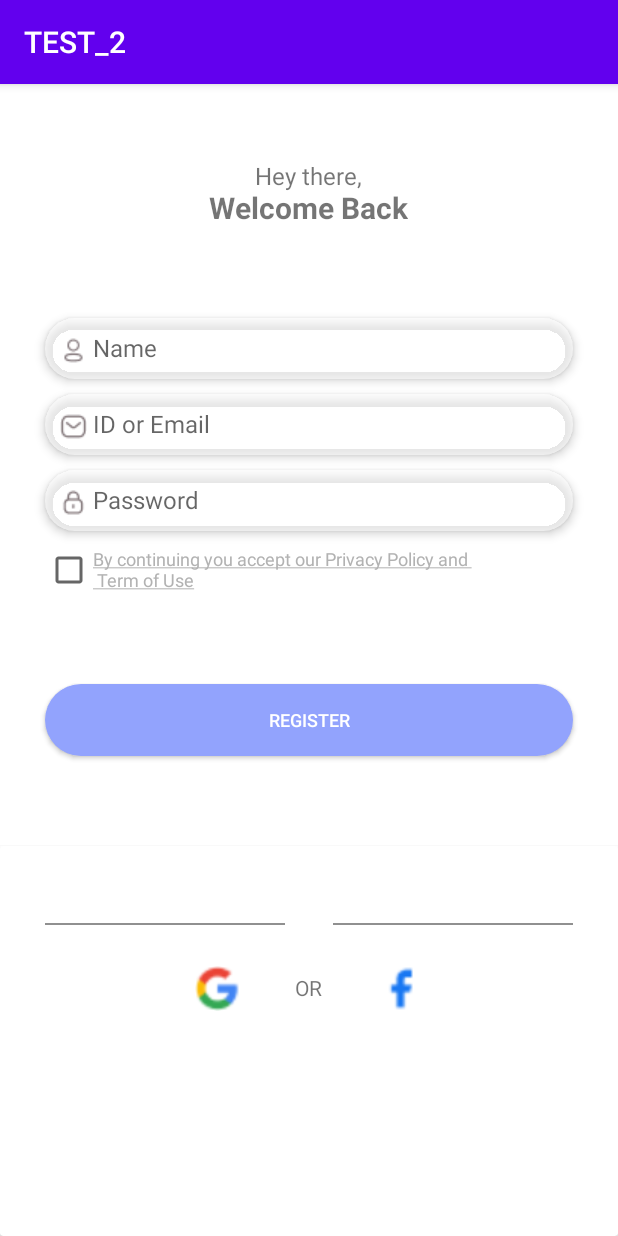
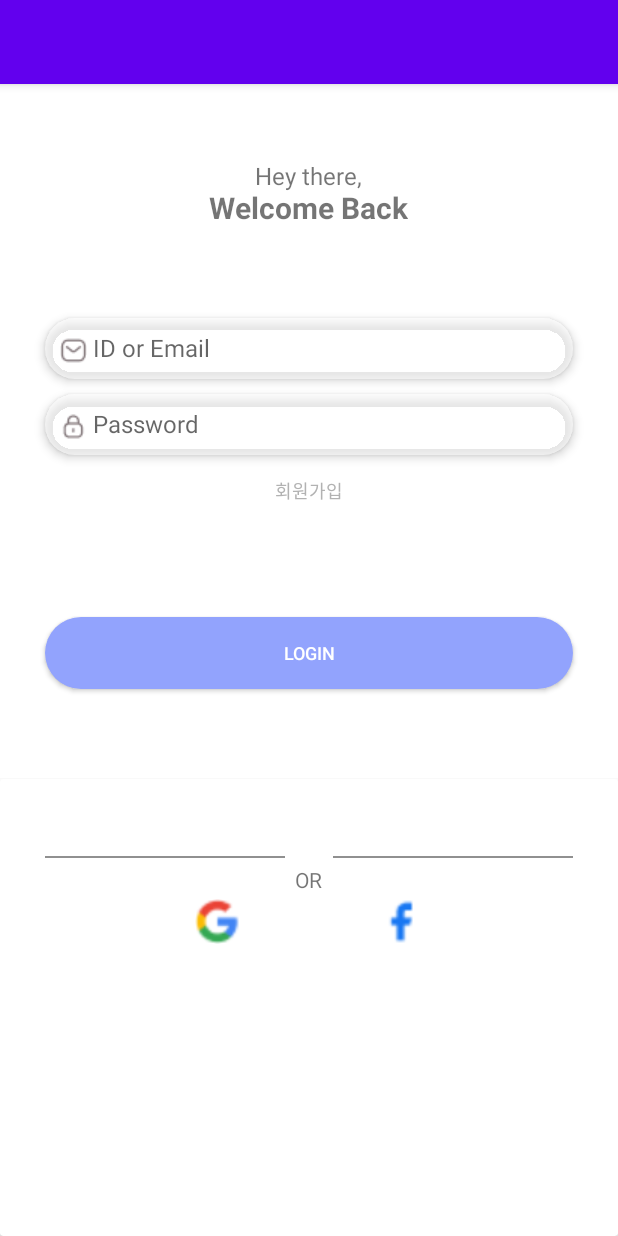
Before and after one commit to coque0414/HealthApp, an Android app: the screen it shows after launch (MainActivity), on a phone screen of 412 x 824 dp. Run offline under Robolectric (Android 15) with nearby library versions, the light colour scheme and no system bars; our stand-ins replace Room's generated code.

Commit message:
register and login 고침

```diff
--- a/app/src/main/AndroidManifest.xml
+++ b/app/src/main/AndroidManifest.xml
@@ -7,7 +7,7 @@
         android:dataExtractionRules="@xml/data_extraction_rules"
         android:fullBackupContent="@xml/backup_rules"
         android:icon="@mipmap/ic_launcher"
-        android:label="@string/app_name"
+        android:label=""
         android:roundIcon="@mipmap/ic_launcher_round"
         android:supportsRtl="true"
         android:theme="@style/Theme.Mobile_program"
--- a/app/src/main/java/com/example/mobile_program/MainActivity.java
+++ b/app/src/main/java/com/example/mobile_program/MainActivity.java
@@ -1,23 +1,15 @@
 package com.example.mobile_program;
 
 import android.content.Intent;
-import android.graphics.Paint;
-import android.os.AsyncTask;
 import android.os.Build;
 import android.os.Bundle;
 import android.text.Html;
-import android.view.View;
 import android.widget.Button;
-import android.widget.CheckBox;
 import android.widget.EditText;
 import android.widget.TextView;
 import android.widget.Toast;
 
-import androidx.activity.EdgeToEdge;
 import androidx.appcompat.app.AppCompatActivity;
-import androidx.core.graphics.Insets;
-import androidx.core.view.ViewCompat;
-import androidx.core.view.WindowInsetsCompat;
 import androidx.room.Room;
 
 import java.util.concurrent.ExecutorService;
@@ -25,14 +17,12 @@ import java.util.concurrent.Executors;
 
 public class MainActivity extends AppCompatActivity {
 
-    public EditText editText_person;
-    public EditText editTextEmail;
+    public EditText editTextID;
     public EditText editTextPassword;
+    public Button button_register;
     public Button button_Login;
-    public CheckBox check;
     public USER_DB db;
     private ExecutorService executorService;
-
 
     @Override
     protected void onCreate(Bundle savedInstanceState) {
@@ -44,64 +34,60 @@ public class MainActivity extends AppCompatActivity {
             textView.setText(Html.fromHtml(getString(R.string.combined_text), Html.FROM_HTML_MODE_COMPACT));
         }
 
-        Button button = (Button) findViewById(R.id.check);
-        button.setPaintFlags(button.getPaintFlags() | Paint.UNDERLINE_TEXT_FLAG);
-
-        editText_person = findViewById(R.id.editText_person);
-        editTextEmail = findViewById(R.id.editTextEmail);
+        editTextID = findViewById(R.id.editTextID);
         editTextPassword = findViewById(R.id.editTextPassword);
+        button_register = findViewById(R.id.button_register);
         button_Login = findViewById(R.id.button_Login);
-        check = findViewById(R.id.check);
-
-        db = Room.databaseBuilder(this, USER_DB.class, "USER_DB").allowMainThreadQueries().build();
+        db = Room.databaseBuilder(this, USER_DB.class, "USER_DB")
+                .fallbackToDestructiveMigration()
+                .build();
         executorService = Executors.newSingleThreadExecutor();
 
-        button_Login.setOnClickListener(v -> registerUser());
-    }
-    private void registerUser() {
-        String name = editText_person.getText().toString().trim();
-        String email = editTextEmail.getText().toString().trim();
-        String password = editTextPassword.getText().toString().trim();
+        button_register.setOnClickListener(view -> {
+            Intent intent = new Intent(MainActivity.this, MainActivity2.class);
+            startActivity(intent);
+        });
 
-        if (name.isEmpty()) {
-            editText_person.setError("이름을 입력해주세요");
-            editText_person.requestFocus();
-            return;
-        }
+        button_Login.setOnClickListener(view -> {
+            String id = editTextID.getText().toString().trim();
+            String password = editTextPassword.getText().toString().trim();
 
-        if (email.isEmpty()) {
-            editTextEmail.setError("아이디를 입력해주세요");
-            editTextEmail.requestFocus();
-            return;
-        }
+            if (id.isEmpty()) {
+                Toast.makeText(MainActivity.this, "아이디를 입력해주세요", Toast.LENGTH_SHORT).show();
+                return;
+            }
 
-        if (password.isEmpty()) {
-            editTextPassword.setError("비밀번호를 입력해주세요");
-            editTextPassword.requestFocus();
-            return;
-        }
+            if (password.isEmpty()) {
+                Toast.makeText(MainActivity.this, "비밀번호를 입력해주세요", Toast.LENGTH_SHORT).show();
+                return;
+            }
 
-        if (!check.isChecked()) {
-            Toast.makeText(this, "회원가입을 위해 체크박스를 선택해주세요", Toast.LENGTH_SHORT).show();
-            return;
-        }
+            executorService.execute(() -> {
+                int userCount = db.userDao().checkUserExists(id);
+                if (userCount == 0) {
+                    runOnUiThread(() -> Toast.makeText(MainActivity.this, "아이디 또는 비밀번호가 잘못입력 되었다", Toast.LENGTH_SHORT).show());
+                    return;
+                }
 
-        executorService.execute(() -> {
-            int count = db.userDao().checkUserExists(email);
-            if (count > 0) {
-                runOnUiThread(() -> Toast.makeText(MainActivity.this, "이미 존재하는 아이디입니다.", Toast.LENGTH_SHORT).show());
-            } else {
-                USER_ENTITY newUser = new USER_ENTITY(email, password, name);
-                db.userDao().insertUser(newUser);
+                String storedPassword = db.userDao().getPassword(id);
+                if (!storedPassword.equals(password)) {
+                    runOnUiThread(() -> Toast.makeText(MainActivity.this, "아이디 또는 비밀번호가 잘못입력 되었다", Toast.LENGTH_SHORT).show());
+                    return;
+                }
+
+                // 로그인 상태 저장 (필요한 경우)
+                // 예를 들어, SharedPreferences를 사용하여 로그인 상태를 저장할 수 있음
+
                 runOnUiThread(() -> {
-                    Toast.makeText(MainActivity.this, "회원가입이 완료되었습니다.", Toast.LENGTH_SHORT).show();
+                    Toast.makeText(MainActivity.this, "로그인이 완료 되었습니다", Toast.LENGTH_SHORT).show();
+                    Intent intent = new Intent(MainActivity.this, MainActivity3.class);
+                    startActivity(intent);
+                });
+            });
+        });
 
-                    // MainActivity2로 이동
-                    Intent intent = new Intent(this, MainActivity4.class);
-                    startActivity(intent);
-                    finish(); // 현재 액티비티를 종료하여 백 스택에서 제거
-                });
-            }
-        });
     }
 }
+
+//        Button button = (Button) findViewById(R.id.check);
+//        button.setPaintFlags(button.getPaintFlags() | Paint.UNDERLINE_TEXT_FLAG);
--- a/app/src/main/java/com/example/mobile_program/MainActivity4.java
+++ b/app/src/main/java/com/example/mobile_program/MainActivity4.java
@@ -25,7 +25,7 @@ public class MainActivity4 extends AppCompatActivity implements SensorEventListe
     @Override
     protected void onCreate(Bundle savedInstanceState) {
         super.onCreate(savedInstanceState);
-        setContentView(R.layout.activity_main);
+        setContentView(R.layout.activity_main4);
 
         stepCounterTextView = findViewById(R.id.step_counter);
         sensorManager = (SensorManager) getSystemService(SENSOR_SERVICE);
--- a/app/src/main/java/com/example/mobile_program/USER_DB.java
+++ b/app/src/main/java/com/example/mobile_program/USER_DB.java
@@ -5,7 +5,7 @@ import androidx.room.Room;
 import androidx.room.RoomDatabase;
 import android.content.Context;
 
-@Database(entities = {USER_ENTITY.class, WalkingRecord.class}, version = 1)
+@Database(entities = {USER_ENTITY.class, WalkingRecord.class}, version = 2)
 public abstract class USER_DB extends RoomDatabase {
     public abstract USER_DAO userDao();
     public abstract WalkingRecordDao walkingRecordDao();
@@ -17,7 +17,8 @@ public abstract class USER_DB extends RoomDatabase {
             synchronized (USER_DB.class) {
                 if (INSTANCE == null) {
                     INSTANCE = Room.databaseBuilder(context.getApplicationContext(),
-                                    USER_DB.class, "app_database")
+                                    USER_DB.class, "USER_DB")
+                            .fallbackToDestructiveMigration() // 파괴적 마이그레이션 허용
                             .build();
                 }
             }
--- a/app/src/main/java/com/example/mobile_program/WalkingRecord.java
+++ b/app/src/main/java/com/example/mobile_program/WalkingRecord.java
@@ -10,15 +10,15 @@ import androidx.room.PrimaryKey;
         foreignKeys = @ForeignKey(
                 entity = USER_ENTITY.class,
                 parentColumns = "uid",
-                childColumns = "uid",
+                childColumns = "id",
                 onDelete = ForeignKey.CASCADE
         ),
-        indices = {@Index(value = "uid")}
+        indices = {@Index(value = "id")}
 )
 public class WalkingRecord {
     @PrimaryKey(autoGenerate = true)
+    public int No;
     public int id;
-    public int uid;
     public String datetime;
 
     @ColumnInfo(name = "Walking")
--- a/app/src/main/java/com/example/mobile_program/WalkingRecordDao.java
+++ b/app/src/main/java/com/example/mobile_program/WalkingRecordDao.java
@@ -9,6 +9,6 @@ public interface WalkingRecordDao {
     @Insert
     void insertWalkingRecord(WalkingRecord walkingRecord);
 
-    @Query("SELECT * FROM Walking_Record WHERE uid = :uid AND datetime = :date")
-    WalkingRecord getWalkingRecordByDate(int uid, String date);
+    @Query("SELECT * FROM Walking_Record WHERE id = :id AND datetime = :date")
+    WalkingRecord getWalkingRecordByDate(int id, String date);
 }
--- a/app/src/main/res/layout/activity_main.xml
+++ b/app/src/main/res/layout/activity_main.xml
@@ -29,39 +29,6 @@
         app:cardCornerRadius="20dp"
         app:cardElevation="4dp">
 
-        <ImageView
-            android:layout_width="wrap_content"
-            android:layout_height="wrap_content"
-            android:layout_gravity="center_vertical"
-            android:layout_marginStart="10dp"
-            android:layout_marginTop="1dp"
-            app:srcCompat="@drawable/person_1"
-            tools:ignore="ContentDescription" />
-
-        <EditText
-            android:id="@+id/editText_person"
-            android:layout_width="wrap_content"
-            android:layout_height="39dp"
-            android:layout_marginStart="22dp"
-            android:layout_marginTop="1dp"
-            android:background="@drawable/curve_bg"
-            android:hint="Name"
-            android:padding="10dp"
-            android:textSize="16sp"
-            tools:ignore="Autofill,HardcodedText,TextFields" />
-
-    </androidx.cardview.widget.CardView>
-
-    <androidx.cardview.widget.CardView
-        android:layout_width="match_parent"
-        android:layout_height="wrap_content"
-        android:layout_marginStart="30dp"
-        android:layout_marginTop="10dp"
-        android:layout_marginEnd="30dp"
-        app:cardBackgroundColor="#80FFFFFF"
-        app:cardCornerRadius="20dp"
-        app:cardElevation="4dp">
-
 
         <ImageView
             android:layout_width="wrap_content"
@@ -73,7 +40,7 @@
             tools:ignore="ContentDescription" />
 
         <EditText
-            android:id="@+id/editTextEmail"
+            android:id="@+id/editTextID"
             android:layout_width="wrap_content"
             android:layout_height="39dp"
             android:layout_marginStart="22dp"
@@ -119,19 +86,18 @@
             tools:ignore="Autofill,HardcodedText" />
     </androidx.cardview.widget.CardView>
 
-    <CheckBox
-        android:id="@+id/check"
+    <Button
+        android:id="@+id/button_register"
         android:layout_width="wrap_content"
         android:layout_height="wrap_content"
-        android:layout_marginStart="30dp"
-        android:layout_marginTop="10dp"
+        android:layout_gravity="center"
         android:background="@android:color/transparent"
-        android:gravity="left"
-        android:text="By continuing you accept our Privacy Policy and \n Term of Use"
+        android:gravity="center"
+        android:text="회원가입"
         android:textColor="#B2B2B2"
         android:textSize="12sp"
         android:textStyle="normal"
-        tools:ignore="HardcodedText,RtlHardcoded" />
+        tools:ignore="HardcodedText,SpUsage" />
 
     <android.widget.Button
         android:id="@+id/button_Login"
@@ -143,7 +109,7 @@
         android:layout_marginEnd="30dp"
         android:background="@drawable/curve_login"
         android:gravity="center"
-        android:text="Register"
+        android:text="Login"
         android:textColor="@color/white"
         android:textSize="12sp"
         android:textStyle="normal"
@@ -168,7 +134,7 @@
             android:layout_width="wrap_content"
             android:layout_height="wrap_content"
             android:layout_gravity="center"
-            android:layout_marginTop="-35dp"
+            android:layout_marginTop="-85dp"
             android:text="OR"
             android:textStyle="normal"
             tools:ignore="HardcodedText" />
--- a/app/src/main/res/layout/activity_main4.xml
+++ b/app/src/main/res/layout/activity_main4.xml
@@ -3,7 +3,7 @@
     xmlns:tools="http://schemas.android.com/tools"
     android:layout_width="match_parent"
     android:layout_height="match_parent"
-    tools:context=".MainActivity">
+    tools:context=".MainActivity4">
 
     <TextView
         android:id="@+id/step_counter"
```
Also changed, not shown: app/src/main/java/com/example/mobile_program/MainActivity2.java (+88 -5 lines), app/src/main/res/layout/activity_main2.xml (+44 -10 lines).
